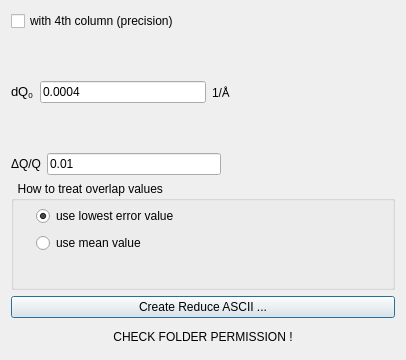
The window that designer/output_reduced_data_dialog.ui (neutrons/RefRed) describes before a commit, drawn with Qt 5.
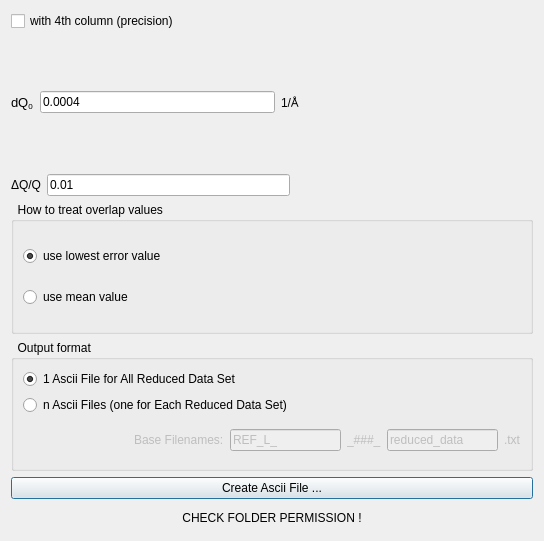
The same window after the commit.

Commit message: Started to work on possibility to output each reduced data set into its own ascii file. GUI has been modified and button connected to code. Implementation of code is next

Diff of the .ui file:
```diff
--- a/designer/output_reduced_data_dialog.ui
+++ b/designer/output_reduced_data_dialog.ui
@@ -6,10 +6,16 @@
    <rect>
     <x>0</x>
     <y>0</y>
-    <width>406</width>
-    <height>360</height>
+    <width>544</width>
+    <height>541</height>
    </rect>
   </property>
+  <property name="minimumSize">
+   <size>
+    <width>0</width>
+    <height>500</height>
+   </size>
+  </property>
   <property name="windowTitle">
    <string>Export ASCII</string>
   </property>
@@ -101,41 +107,127 @@
        <property name="title">
         <string>  How to treat overlap values</string>
        </property>
-       <widget class="QRadioButton" name="usingLessErrorValueFlag">
-        <property name="geometry">
-         <rect>
-          <x>25</x>
-          <y>24</y>
-          <width>199</width>
-          <height>22</height>
-         </rect>
-        </property>
-        <property name="text">
-         <string>use lowest error value</string>
-        </property>
-        <property name="checked">
-         <bool>true</bool>
-        </property>
-       </widget>
-       <widget class="QRadioButton" name="usingMeanValueFalg">
-        <property name="geometry">
-         <rect>
-          <x>25</x>
-          <y>51</y>
-          <width>199</width>
-          <height>22</height>
-         </rect>
-        </property>
-        <property name="text">
-         <string>use mean value</string>
-        </property>
-       </widget>
+       <layout class="QVBoxLayout" name="verticalLayout_3">
+        <item>
+         <widget class="QRadioButton" name="usingLessErrorValueFlag">
+          <property name="text">
+           <string>use lowest error value</string>
+          </property>
+          <property name="checked">
+           <bool>true</bool>
+          </property>
+         </widget>
+        </item>
+        <item>
+         <widget class="QRadioButton" name="usingMeanValueFalg">
+          <property name="text">
+           <string>use mean value</string>
+          </property>
+         </widget>
+        </item>
+       </layout>
+      </widget>
+     </item>
+     <item>
+      <widget class="QGroupBox" name="groupBox_2">
+       <property name="title">
+        <string>  Output format</string>
+       </property>
+       <layout class="QVBoxLayout" name="verticalLayout_4">
+        <item>
+         <widget class="QRadioButton" name="one_ascii_format">
+          <property name="text">
+           <string>1 Ascii File for All Reduced Data Set</string>
+          </property>
+          <property name="checked">
+           <bool>true</bool>
+          </property>
+         </widget>
+        </item>
+        <item>
+         <widget class="QRadioButton" name="n_ascii_format">
+          <property name="text">
+           <string>n Ascii Files (one for Each Reduced Data Set)</string>
+          </property>
+         </widget>
+        </item>
+        <item>
+         <layout class="QHBoxLayout" name="horizontalLayout_4">
+          <item>
+           <spacer name="horizontalSpacer_4">
+            <property name="orientation">
+             <enum>Qt::Horizontal</enum>
+            </property>
+            <property name="sizeHint" stdset="0">
+             <size>
+              <width>40</width>
+              <height>20</height>
+             </size>
+            </property>
+           </spacer>
+          </item>
+          <item>
+           <widget class="QLabel" name="base_name_label">
+            <property name="enabled">
+             <bool>false</bool>
+            </property>
+            <property name="text">
+             <string>Base Filenames:</string>
+            </property>
+           </widget>
+          </item>
+          <item>
+           <widget class="QLineEdit" name="prefix_name_value">
+            <property name="enabled">
+             <bool>false</bool>
+            </property>
+            <property name="layoutDirection">
+             <enum>Qt::RightToLeft</enum>
+            </property>
+            <property name="text">
+             <string>REF_L_</string>
+            </property>
+           </widget>
+          </item>
+          <item>
+           <widget class="QLabel" name="run_name_label">
+            <property name="enabled">
+             <bool>false</bool>
+            </property>
+            <property name="text">
+             <string>_###_</string>
+            </property>
+           </widget>
+          </item>
+          <item>
+           <widget class="QLineEdit" name="suffix_name_value">
+            <property name="enabled">
+             <bool>false</bool>
+            </property>
+            <property name="text">
+             <string>reduced_data</string>
+            </property>
+           </widget>
+          </item>
+          <item>
+           <widget class="QLabel" name="ext_name_label">
+            <property name="enabled">
+             <bool>false</bool>
+            </property>
+            <property name="text">
+             <string>.txt</string>
+            </property>
+           </widget>
+          </item>
+         </layout>
+        </item>
+       </layout>
       </widget>
      </item>
      <item>
       <widget class="QPushButton" name="createAsciiButton">
        <property name="text">
-        <string>Create Reduce ASCII ...</string>
+        <string>Create Ascii File ...</string>
        </property>
       </widget>
      </item>
```
Left out of the diff: 41 changed lines with no effect on the pictures. The commit also changes 17 other files.
